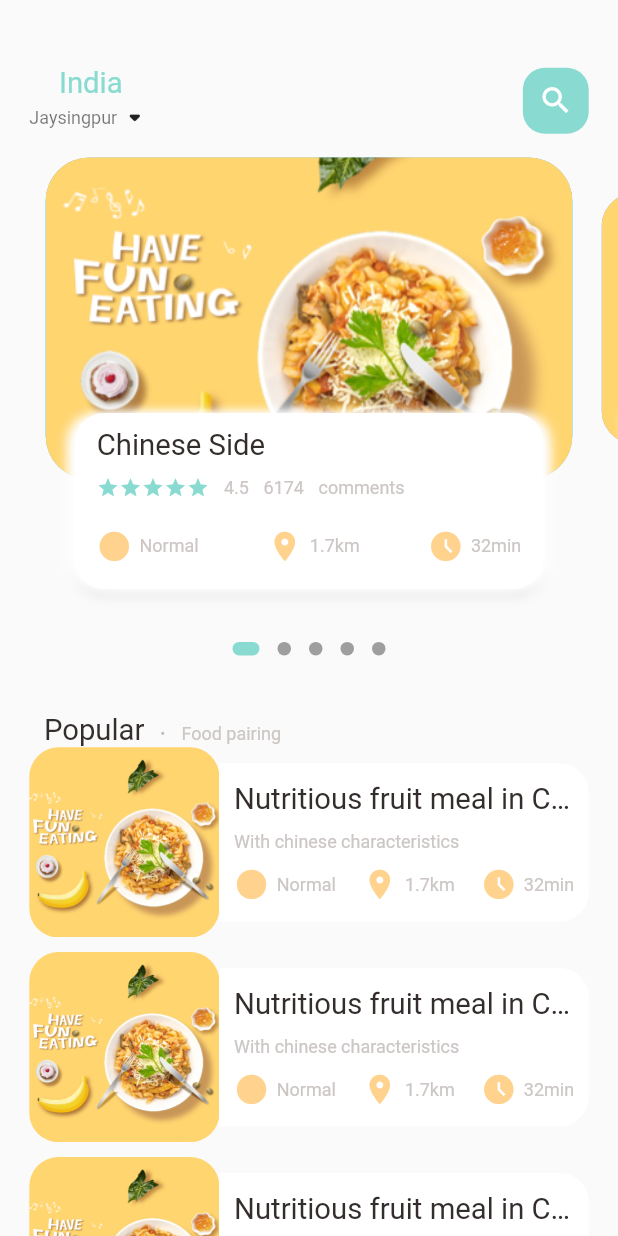
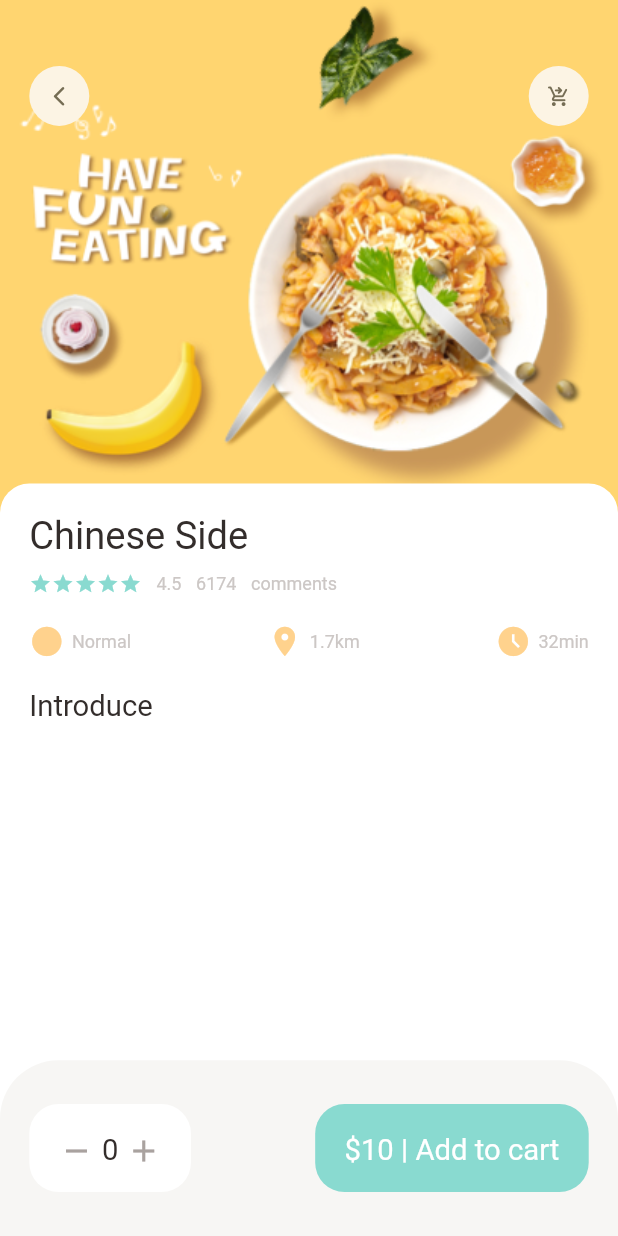
Before and after one commit to athanikarsadik/Food-delivery-app, a Flutter app: the screen it shows after launch, on a phone screen of 412 x 824 dp. Run offline on Flutter 3.47's test engine with Material 2 defaults, Android fonts, the phone set to English and light mode, and no system bars; drawn by our look-alikes of dots_indicator; our stand-ins replace get.

Commit message:
popular food page added

```diff
--- a/lib/main.dart
+++ b/lib/main.dart
@@ -1,4 +1,5 @@
 import 'package:flutter/material.dart';
+import 'package:food_delivery/view/pages/food/popular_food_detail.dart';
 import 'package:get/get.dart';
 
 import 'view/pages/home/main_food_page.dart';
@@ -17,7 +18,7 @@ class MyApp extends StatelessWidget {
       theme: ThemeData(
         primarySwatch: Colors.blue,
       ),
-      home: MainFoodPage(),
+      home: PopularFoodDetail(),
     );
   }
 }
--- a/lib/utils/dimensions.dart
+++ b/lib/utils/dimensions.dart
@@ -23,6 +23,7 @@ class Dimensions{
   static double width45 = screenHeight/18.76;
 
   static double font20 = screenHeight/42.2;
+  static double font26 = screenHeight/32.46;
 
   //Radius
   static double radius15 = screenHeight/56.26;
@@ -40,4 +41,7 @@ class Dimensions{
 
   //Popular food
   static double popularFoodImgSize = screenHeight/2.41;
+
+  //bottom height
+  static double bottomHeightBar = screenHeight/7.03;
 }
--- a/lib/view/pages/food/popular_food_detail.dart
+++ b/lib/view/pages/food/popular_food_detail.dart
@@ -1,7 +1,10 @@
 import 'package:flutter/material.dart';
+import 'package:food_delivery/utils/colors.dart';
 
 import '../../../utils/dimensions.dart';
+import '../../../widgets/app_column.dart';
 import '../../../widgets/app_icon.dart';
+import '../../../widgets/big_text.dart';
 
 class PopularFoodDetail extends StatelessWidget {
   const PopularFoodDetail({Key? key}) : super(key: key);
@@ -9,29 +12,27 @@ class PopularFoodDetail extends StatelessWidget {
   @override
   Widget build(BuildContext context) {
     return Scaffold(
-      body:Stack(
-        children:[
+      backgroundColor: Colors.white,
+      body: Stack(children: [
         Positioned(
-              left:0,
-              right:0,
-            child:Container(
+          left: 0,
+          right: 0,
+          child: Container(
             width: double.maxFinite,
             height: Dimensions.popularFoodImgSize,
-              decoration: BoxDecoration(
-                image:DecorationImage(
-                  fit:BoxFit.cover,
-                  image:AssetImage(
+            decoration: const BoxDecoration(
+                image: DecorationImage(
+                    fit: BoxFit.cover,
+                    image: AssetImage(
                       "assets/image/food0.png",
-                )
-                )
+                    ))),
           ),
         ),
-          ) ,
         Positioned(
           top: Dimensions.height45,
           left: Dimensions.width20,
           right: Dimensions.width20,
-            child: Row(
+          child: const Row(
             mainAxisAlignment: MainAxisAlignment.spaceBetween,
             children: [
               AppIcon(icon: Icons.arrow_back_ios_new_rounded),
@@ -39,8 +40,83 @@ class PopularFoodDetail extends StatelessWidget {
             ],
           ),
         ),
-        ]
+        Positioned(
+            left: 0,
+            right: 0,
+            bottom: 0,
+            top: Dimensions.popularFoodImgSize - Dimensions.height20,
+            child: Container(
+                padding: EdgeInsets.only(
+                    left: Dimensions.width20,
+                    right: Dimensions.width20,
+                    top: Dimensions.height20),
+                decoration: BoxDecoration(
+                    borderRadius: BorderRadius.only(
+                        topRight: Radius.circular(Dimensions.radius20),
+                        topLeft: Radius.circular(Dimensions.radius20)),
+                    color: Colors.white),
+                child: Column(
+                  crossAxisAlignment: CrossAxisAlignment.start,
+                  children: [
+                    const AppColumn(text: "Chinese Side"),
+                    SizedBox(
+                      height: Dimensions.height20,
                     ),
+                    BigText(text: "Introduce")
+                  ],
+                ))),
+      ]),
+      bottomNavigationBar: Container(
+          height: Dimensions.bottomHeightBar,
+          padding: EdgeInsets.only(
+              top: Dimensions.height30,
+              bottom: Dimensions.height30,
+              left: Dimensions.width20,
+              right: Dimensions.width20),
+          decoration: BoxDecoration(
+              color: AppColors.buttonBackgroundColor,
+              borderRadius: BorderRadius.only(
+                  topLeft: Radius.circular(Dimensions.radius20 * 2),
+                  topRight: Radius.circular(Dimensions.radius20 * 2))),
+          child: Row(
+            mainAxisAlignment: MainAxisAlignment.spaceBetween,
+            children: [
+              Container(
+                padding: EdgeInsets.only(
+                    top: Dimensions.height20,
+                    bottom: Dimensions.height20,
+                    left: Dimensions.width20,
+                    right: Dimensions.width20),
+                decoration: BoxDecoration(
+                    borderRadius: BorderRadius.circular(Dimensions.radius20),
+                    color: Colors.white),
+                child: Row(
+                  children: [
+                    Icon(Icons.remove, color: AppColors.signColor),
+                    SizedBox(
+                      width: Dimensions.width10 / 2,
+                    ),
+                    BigText(text: "0"),
+                    SizedBox(
+                      width: Dimensions.width10 / 2,
+                    ),
+                    Icon(Icons.add, color: AppColors.signColor),
+                  ],
+                ),
+              ),
+              Container(
+                  padding: EdgeInsets.only(
+                      top: Dimensions.height20,
+                      bottom: Dimensions.height20,
+                      left: Dimensions.width20,
+                      right: Dimensions.width20),
+                  decoration: BoxDecoration(
+                      borderRadius: BorderRadius.circular(Dimensions.radius20),
+                      color: AppColors.mainColor),
+                  child:
+                      BigText(text: "\$10 | Add to cart", color: Colors.white))
+            ],
+          )),
     );
   }
 }
--- a/lib/view/pages/home/food_page_body.dart
+++ b/lib/view/pages/home/food_page_body.dart
@@ -4,6 +4,7 @@ import 'package:food_delivery/widgets/small_text.dart';
 
 import '../../../utils/colors.dart';
 import '../../../utils/dimensions.dart';
+import '../../../widgets/app_column.dart';
 import '../../../widgets/big_text.dart';
 import '../../../widgets/icon_and_text_widget.dart';
 
@@ -52,7 +53,7 @@ class _FoodPageBodyState extends State<FoodPageBody> {
               }),
         ),
         //dots
-        DotsIndicator(
+        new DotsIndicator(
           dotsCount: 5,
           position: _currPageValue.toInt(),
           decorator: DotsDecorator(
@@ -91,7 +92,7 @@ class _FoodPageBodyState extends State<FoodPageBody> {
           ),
         ), //List of food and images
         ListView.builder(
-          physics: NeverScrollableScrollPhysics(),
+          physics: const NeverScrollableScrollPhysics(),
           shrinkWrap: true,
           itemCount: 10,
           itemBuilder: ((context, index) {
@@ -109,7 +110,7 @@ class _FoodPageBodyState extends State<FoodPageBody> {
                             borderRadius:
                                 BorderRadius.circular(Dimensions.radius20),
                             color: Colors.white38,
-                            image: DecorationImage(
+                            image: const DecorationImage(
                                 fit: BoxFit.cover,
                                 image: AssetImage(
                                   "assets/image/food0.png",
@@ -119,8 +120,7 @@ class _FoodPageBodyState extends State<FoodPageBody> {
                           height: Dimensions.listViewTextContSize,
                           decoration: BoxDecoration(
                             borderRadius: BorderRadius.only(
-                                topRight:
-                                    Radius.circular(Dimensions.radius20),
+                                topRight: Radius.circular(Dimensions.radius20),
                                 bottomRight:
                                     Radius.circular(Dimensions.radius20)),
                             color: Colors.white,
@@ -135,10 +135,14 @@ class _FoodPageBodyState extends State<FoodPageBody> {
                                 children: [
                                   BigText(
                                       text: "Nutritious fruit meal in China"),
-                                      SizedBox(height: Dimensions.height10,),
+                                  SizedBox(
+                                    height: Dimensions.height10,
+                                  ),
                                   SmallText(
                                       text: "With chinese characteristics"),
-                                      SizedBox(height: Dimensions.height10,),
+                                  SizedBox(
+                                    height: Dimensions.height10,
+                                  ),
                                   Row(
                                     mainAxisAlignment:
                                         MainAxisAlignment.spaceBetween,
@@ -225,7 +229,7 @@ class _FoodPageBodyState extends State<FoodPageBody> {
               decoration: BoxDecoration(
                   borderRadius: BorderRadius.circular(Dimensions.radius20),
                   color: Colors.white,
-                  boxShadow: [
+                  boxShadow: const [
                     BoxShadow(
                         color: Color(0xFFe8e8e8),
                         blurRadius: 5.0,
@@ -240,62 +244,14 @@ class _FoodPageBodyState extends State<FoodPageBody> {
                         offset: Offset(5, 0))
                   ]),
               child: Container(
-                  padding: EdgeInsets.only(
-                      left: Dimensions.width15,
-                      right: Dimensions.width15,
-                      top: Dimensions.height10),
-                  child: Column(
-                    crossAxisAlignment: CrossAxisAlignment.start,
-                    children: [
-                      BigText(text: "Chinese Side"),
-                      SizedBox(height: Dimensions.height10),
-                      Row(
-                        children: [
-                          Wrap(
-                            children: List.generate(
-                                5,
-                                (index) => Icon(Icons.star,
-                                    color: AppColors.mainColor, size: 15)),
-                          ),
-                          SizedBox(
-                            width: Dimensions.height10,
-                          ),
-                          SmallText(text: "4.5"),
-                          SizedBox(
-                            width: Dimensions.height10,
-                          ),
-                          SmallText(text: "6174"),
-                          SizedBox(
-                            width: Dimensions.height10,
-                          ),
-                          SmallText(text: "comments"),
-                        ],
-                      ),
-                      SizedBox(height: Dimensions.height20),
-                      Row(
-                        mainAxisAlignment: MainAxisAlignment.spaceBetween,
-                        children: [
-                          IconsAndTextWidget(
-                            icon: Icons.circle_sharp,
-                            text: "Normal",
-                            iconColor: AppColors.iconColor1,
-                          ),
-                          IconsAndTextWidget(
-                            icon: Icons.location_on,
-                            text: "1.7km",
-                            iconColor: AppColors.iconColor1,
-                          ),
-                          IconsAndTextWidget(
-                            icon: Icons.access_time_filled_sharp,
-                            text: "32min",
-                            iconColor: AppColors.iconColor1,
-                          )
-                        ],
-                      )
-                    ],
-                  )),
+                padding: EdgeInsets.only(
+                    left: Dimensions.width15,
+                    right: Dimensions.width15,
+                    top: Dimensions.height10),
+                child: AppColumn(text: "Chinese Side"),
+              ),
             ),
-          ),
+          )
         ],
       ),
     );
--- a/lib/view/pages/home/main_food_page.dart
+++ b/lib/view/pages/home/main_food_page.dart
@@ -23,7 +23,7 @@ class _MainFoodPageState extends State<MainFoodPage> {
           Container(
             child: Container(
               margin: EdgeInsets.only(
-                  top: Dimensions.height45, bottom: Dimensions.height15),
+                  top: Dimensions.height45, bottom: Dimensions.height10),
               padding: EdgeInsets.only(
                   left: Dimensions.width20, right: Dimensions.width20),
               child: Row(
--- /dev/null
+++ b/lib/widgets/app_column.dart
@@ -0,0 +1,65 @@
+import 'package:flutter/material.dart';
+import '../../../utils/colors.dart';
+import '../../../utils/dimensions.dart';
+import '../../../widgets/big_text.dart';
+import '../../../widgets/icon_and_text_widget.dart';
+import '../../../widgets/small_text.dart';
+
+class AppColumn extends StatelessWidget {
+  final String text;
+  const AppColumn({Key? key, required this.text}) : super(key: key);
+
+  @override
+  Widget build(BuildContext context) {
+    return Column(
+      crossAxisAlignment: CrossAxisAlignment.start,
+      children: [
+        BigText(text: text, size: Dimensions.font26),
+        SizedBox(height: Dimensions.height10),
+        Row(
+          children: [
+            Wrap(
+              children: List.generate(
+                  5,
+                  (index) =>
+                      Icon(Icons.star, color: AppColors.mainColor, size: 15)),
+            ),
+            SizedBox(
+              width: Dimensions.height10,
+            ),
+            SmallText(text: "4.5"),
+            SizedBox(
+              width: Dimensions.height10,
+            ),
+            SmallText(text: "6174"),
+            SizedBox(
+              width: Dimensions.height10,
+            ),
+            SmallText(text: "comments"),
+          ],
+        ),
+        SizedBox(height: Dimensions.height20),
+        Row(
+          mainAxisAlignment: MainAxisAlignment.spaceBetween,
+          children: [
+            IconsAndTextWidget(
+              icon: Icons.circle_sharp,
+              text: "Normal",
+              iconColor: AppColors.iconColor1,
+            ),
+            IconsAndTextWidget(
+              icon: Icons.location_on,
+              text: "1.7km",
+              iconColor: AppColors.iconColor1,
+            ),
+            IconsAndTextWidget(
+              icon: Icons.access_time_filled_sharp,
+              text: "32min",
+              iconColor: AppColors.iconColor1,
+            )
+          ],
+        )
+      ],
+    );
+  }
+}
```
Lines whose indentation alone changed are shown as unchanged.
